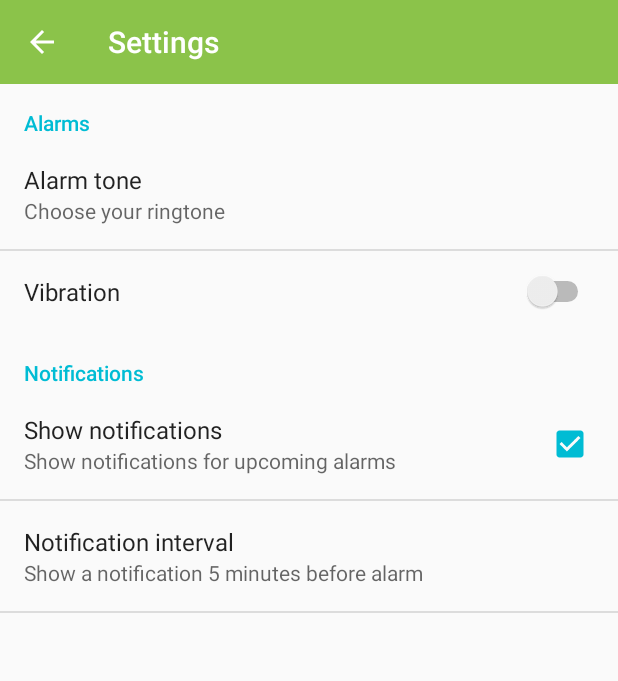
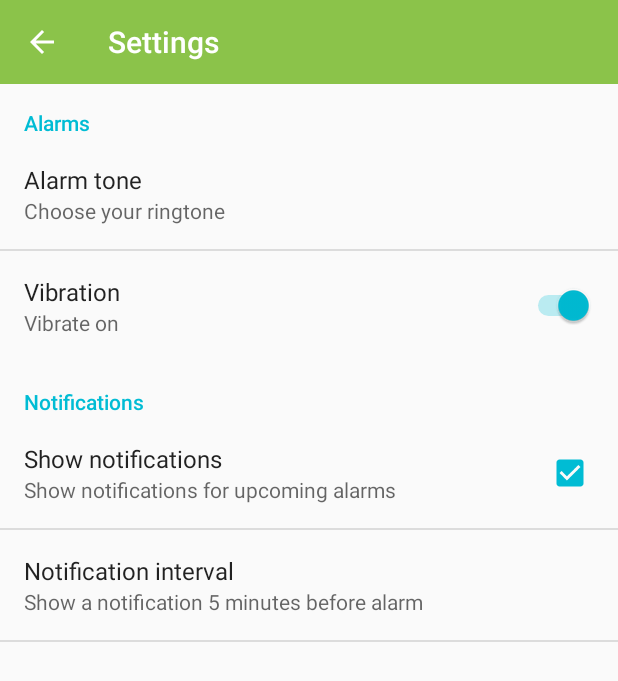
Before and after one commit to lb7/AutoSnooze, an Android app: the fragment SettingsFragment placed in its activity, on a phone screen of 412 x 824 dp. Shown: the top 681 px of the screen. Run offline under Robolectric (Android 15) with nearby library versions, the phone set to English and light mode, and no system bars; libraries missing offline, so code that uses them is left out: io.realm.

Commit message:
Added code to disable or enable alarm based on preference value. Added summaries to vibration preference

```diff
--- a/app/src/main/java/lbaker/app/autosnooze/ui/activity/AlarmActivity.java
+++ b/app/src/main/java/lbaker/app/autosnooze/ui/activity/AlarmActivity.java
@@ -84,7 +84,8 @@ public class AlarmActivity extends AppCompatActivity {
         //audioManager.setStreamVolume(AudioManager.STREAM_ALARM, (int) (maxVolume * 0.75), 0);
         ringtone.play();
 
-        if (vibrator.hasVibrator()) {
+        if (preferences.getBoolean(getString(R.string.pref_key_vibrate), true) && vibrator
+                .hasVibrator()) {
             vibrator.vibrate(new long[]{0, 1000, 1000, 1000}, 2);
         }
     }
--- a/app/src/main/res/values/strings.xml
+++ b/app/src/main/res/values/strings.xml
@@ -34,7 +34,9 @@
     <string name="pref_ringtone_summary">Choose your ringtone</string>
     <string name="pref_key_ringtone">pref_ringtone_key</string>
 
-    <string name="pref_alarm_vibrate">Vibration</string>
+    <string name="pref_vibrate">Vibration</string>
+    <string name="pref_vibrate_summary_on">Vibrate on</string>
+    <string name="pref_vibrate_summary_off">Vibrate off</string>
     <string name="pref_key_vibrate">pref_key_vibrate</string>
 
     <!--Constants used when printing the days an alarm will fire-->
--- a/app/src/main/res/xml/preferences.xml
+++ b/app/src/main/res/xml/preferences.xml
@@ -15,8 +15,11 @@
             android:showDefault="true"
             />
         <SwitchPreference
-            android:title="@string/pref_alarm_vibrate"
+            android:title="@string/pref_vibrate"
             android:key="@string/pref_key_vibrate"
+            android:summaryOn="@string/pref_vibrate_summary_on"
+            android:summaryOff="@string/pref_vibrate_summary_off"
+            android:defaultValue="true"
             />
     </PreferenceCategory>
     <PreferenceCategory
```
